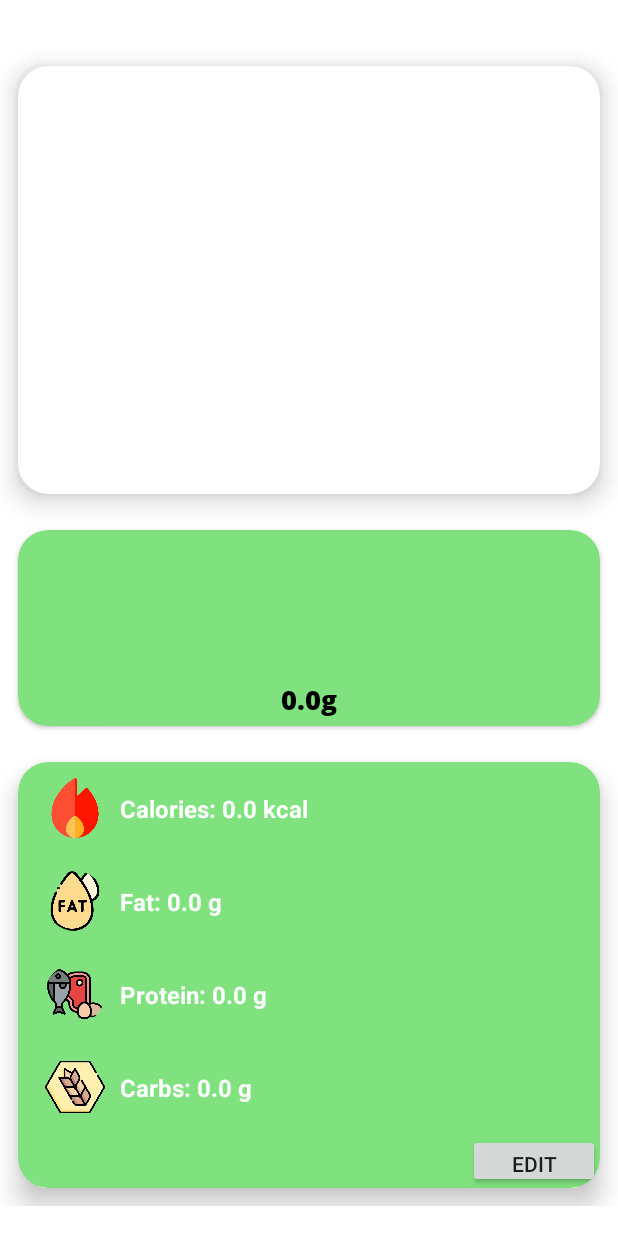
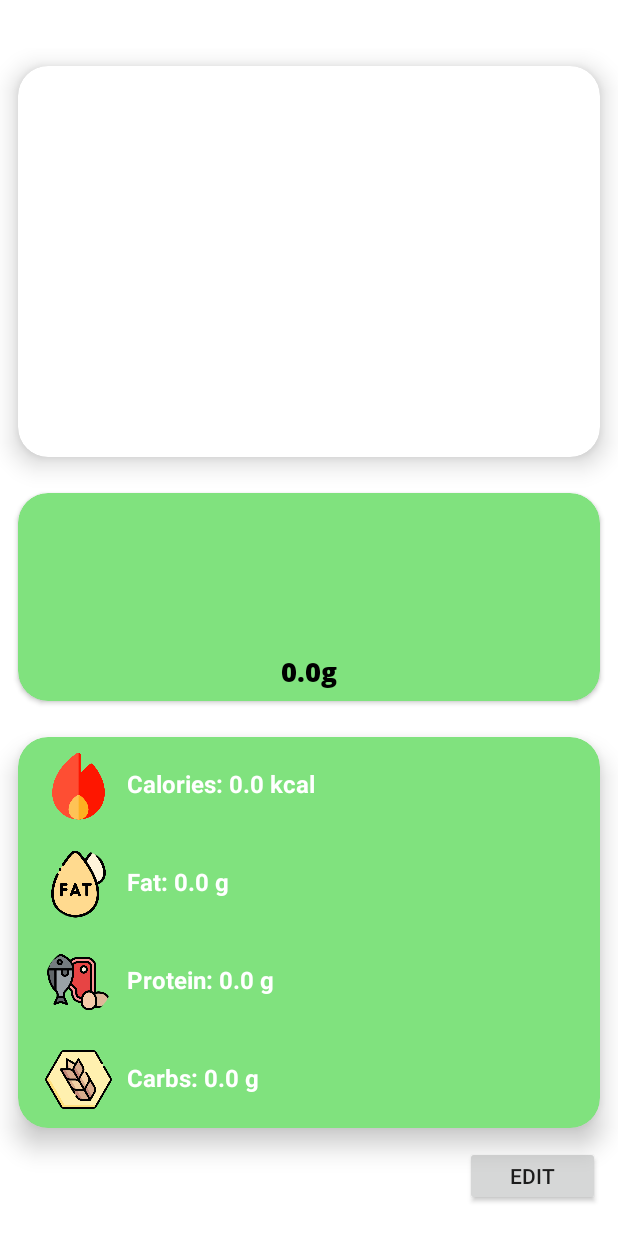
Before and after one commit to risinsilv/FCM, an Android app: the MealSummaryActivity screen opened directly, with no data from a screen before it, on a phone screen of 412 x 824 dp. Run offline under Robolectric (Android 15) with nearby library versions, the phone set to English and light mode, and no system bars; our stand-ins replace Room's generated code; 7 statements that could not run were skipped.

Commit message:
commit 13

```diff
--- a/app/src/main/res/layout/activity_meal_summary.xml
+++ b/app/src/main/res/layout/activity_meal_summary.xml
@@ -27,7 +27,7 @@
             android:layout_width="match_parent"
             android:layout_height="match_parent"
             android:layout_margin="12dp"
-            android:layout_weight="3"
+            android:layout_weight="4"
             app:cardCornerRadius="20dp"
             app:cardElevation="10dp">
 
@@ -43,7 +43,7 @@
             android:layout_width="match_parent"
             android:layout_height="match_parent"
             android:layout_margin="12dp"
-            android:layout_weight="4"
+            android:layout_weight="5"
             app:cardBackgroundColor="@color/green_seafoam"
             app:cardCornerRadius="20dp">
 
@@ -110,7 +110,7 @@
             android:layout_width="match_parent"
             android:layout_height="match_parent"
             android:layout_margin="12dp"
-            android:layout_weight="3"
+            android:layout_weight="4"
             app:cardBackgroundColor="@color/green_seafoam"
             app:cardCornerRadius="20dp"
             app:cardElevation="10dp">
@@ -122,16 +122,18 @@
 
                 <LinearLayout
                     android:layout_width="match_parent"
-                    android:layout_height="wrap_content"
+                    android:layout_height="match_parent"
                     android:layout_margin="10dp"
+                    android:layout_weight="1"
                     android:gravity="center_vertical"
                     android:orientation="horizontal">
 
                     <ImageView
                         android:id="@+id/calorieIconImageView"
-                        android:layout_width="40dp"
-                        android:layout_height="40dp"
+                        android:layout_width="match_parent"
+                        android:layout_height="match_parent"
                         android:layout_marginStart="8dp"
+                        android:layout_weight="6"
                         android:background="@drawable/circle_shape"
                         android:clipToOutline="true"
                         android:contentDescription="Calorie Icon"
@@ -140,9 +142,10 @@
 
                     <TextView
                         android:id="@+id/calorieTextView"
-                        android:layout_width="wrap_content"
-                        android:layout_height="wrap_content"
+                        android:layout_width="match_parent"
+                        android:layout_height="match_parent"
                         android:layout_margin="10dp"
+                        android:layout_weight="1"
                         android:autoText="false"
                         android:text="Calories: 0 kcal"
                         android:textColor="@color/white"
@@ -154,16 +157,18 @@
 
                 <LinearLayout
                     android:layout_width="match_parent"
-                    android:layout_height="wrap_content"
+                    android:layout_height="match_parent"
                     android:layout_margin="10dp"
+                    android:layout_weight="1"
                     android:gravity="center_vertical"
                     android:orientation="horizontal">
 
                     <ImageView
                         android:id="@+id/imageView3"
-                        android:layout_width="40dp"
-                        android:layout_height="40dp"
+                        android:layout_width="match_parent"
+                        android:layout_height="match_parent"
                         android:layout_marginStart="8dp"
+                        android:layout_weight="6"
                         android:background="@drawable/circle_shape"
                         android:clipToOutline="true"
                         android:contentDescription="fat Icon"
@@ -173,7 +178,7 @@
                     <TextView
                         android:id="@+id/fatTextView"
                         android:layout_width="match_parent"
-                        android:layout_height="wrap_content"
+                        android:layout_height="match_parent"
                         android:layout_margin="10dp"
                         android:layout_weight="1"
                         android:text="Fat: 0 g"
@@ -186,16 +191,18 @@
 
                 <LinearLayout
                     android:layout_width="match_parent"
-                    android:layout_height="wrap_content"
+                    android:layout_height="match_parent"
                     android:layout_margin="10dp"
+                    android:layout_weight="1"
                     android:gravity="center_vertical"
                     android:orientation="horizontal">
 
                     <ImageView
                         android:id="@+id/imageView4"
-                        android:layout_width="40dp"
-                        android:layout_height="40dp"
+                        android:layout_width="match_parent"
+                        android:layout_height="match_parent"
                         android:layout_marginStart="8dp"
+                        android:layout_weight="6"
                         android:background="@drawable/circle_shape"
                         android:clipToOutline="true"
                         android:contentDescription="protien Icon"
@@ -205,7 +212,7 @@
                     <TextView
                         android:id="@+id/proteinTextView"
                         android:layout_width="match_parent"
-                        android:layout_height="wrap_content"
+                        android:layout_height="match_parent"
                         android:layout_margin="10dp"
                         android:layout_weight="1"
                         android:text="Protein: 0 g"
@@ -216,16 +223,18 @@
 
                 <LinearLayout
                     android:layout_width="match_parent"
-                    android:layout_height="wrap_content"
+                    android:layout_height="match_parent"
                     android:layout_margin="10dp"
+                    android:layout_weight="1"
                     android:gravity="center_vertical"
                     android:orientation="horizontal">
 
                     <ImageView
                         android:id="@+id/imageView5"
-                        android:layout_width="40dp"
-                        android:layout_height="40dp"
+                        android:layout_width="match_parent"
+                        android:layout_height="match_parent"
                         android:layout_marginStart="8dp"
+                        android:layout_weight="6"
                         android:background="@drawable/circle_shape"
                         android:clipToOutline="true"
                         android:contentDescription="carbs Icon"
@@ -235,7 +244,7 @@
                     <TextView
                         android:id="@+id/carbsTextView"
                         android:layout_width="match_parent"
-                        android:layout_height="wrap_content"
+                        android:layout_height="match_parent"
                         android:layout_margin="10dp"
                         android:layout_weight="1"
                         android:text="Carbs: 0 g"
@@ -245,15 +254,17 @@
 
                 </LinearLayout>
 
-                <Button
-                    android:id="@+id/editbutton"
-                    android:layout_width="wrap_content"
-                    android:layout_height="wrap_content"
-                    android:layout_gravity="bottom|end"
-                    android:text="edit" />
-
             </LinearLayout>
         </androidx.cardview.widget.CardView>
+
+        <Button
+            android:id="@+id/editbutton"
+            android:layout_width="90dp"
+            android:layout_height="match_parent"
+            android:layout_gravity="bottom|end"
+            android:layout_marginEnd="12dp"
+            android:layout_weight="6"
+            android:text="edit" />
 
     </LinearLayout>
 
```
